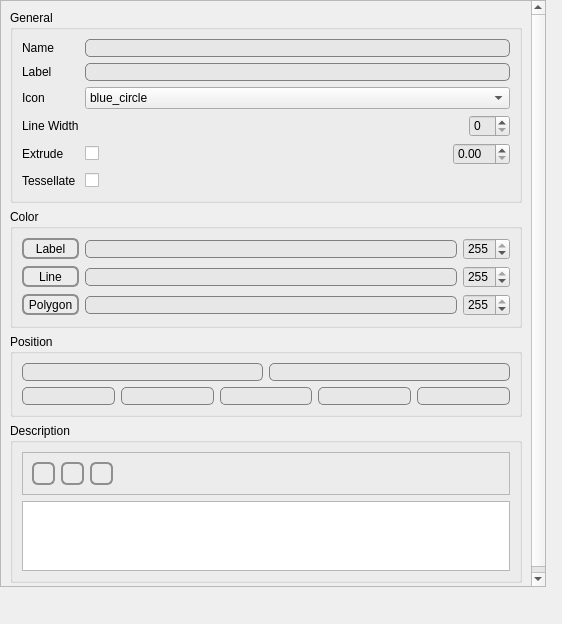
The window that ui/kmldialog.ui (epifanio/planetsasha) describes before a commit, drawn with Qt 5.
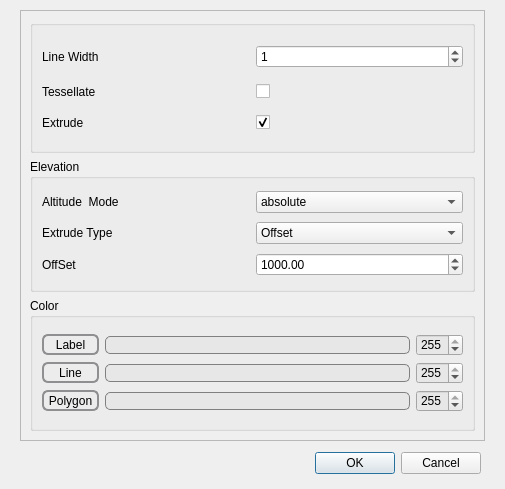
The same window after the commit. Icons and pictures are not drawn.

Commit message: updated color values to show in planet

```diff
--- a/ui/kmldialog.ui
+++ b/ui/kmldialog.ui
@@ -6,8 +6,8 @@
    <rect>
     <x>0</x>
     <y>0</y>
-    <width>562</width>
-    <height>624</height>
+    <width>505</width>
+    <height>489</height>
    </rect>
   </property>
   <property name="windowTitle">
@@ -16,10 +16,10 @@
   <widget class="QScrollArea" name="scrollArea">
    <property name="geometry">
     <rect>
-     <x>0</x>
-     <y>0</y>
-     <width>546</width>
-     <height>587</height>
+     <x>20</x>
+     <y>10</y>
+     <width>465</width>
+     <height>431</height>
     </rect>
    </property>
    <property name="widgetResizable">
@@ -30,70 +30,90 @@
      <rect>
       <x>0</x>
       <y>0</y>
-      <width>528</width>
-      <height>642</height>
+      <width>463</width>
+      <height>429</height>
      </rect>
     </property>
     <layout class="QVBoxLayout" name="verticalLayout_2">
      <item>
       <widget class="QGroupBox" name="KmlGeneralgroupBox">
        <property name="title">
-        <string>General</string>
+        <string/>
        </property>
-       <layout class="QVBoxLayout" name="verticalLayout_4">
-        <item>
-         <layout class="QGridLayout" name="gridLayout">
-          <item row="0" column="0">
-           <widget class="QLabel" name="label">
+       <layout class="QGridLayout" name="gridLayout_27">
+        <item row="1" column="1">
+         <widget class="QSpinBox" name="LineWidth">
+          <property name="value">
+           <number>1</number>
+          </property>
+         </widget>
+        </item>
+        <item row="3" column="0">
+         <widget class="QLabel" name="Extrudelabel">
+          <property name="text">
+           <string>Extrude</string>
+          </property>
+         </widget>
+        </item>
+        <item row="2" column="1">
+         <widget class="QCheckBox" name="Tessellate">
+          <property name="layoutDirection">
+           <enum>Qt::LeftToRight</enum>
+          </property>
+          <property name="text">
+           <string/>
+          </property>
+         </widget>
+        </item>
+        <item row="1" column="0">
+         <widget class="QLabel" name="LineWidthlabel">
+          <property name="text">
+           <string>Line Width</string>
+          </property>
+         </widget>
+        </item>
+        <item row="3" column="1">
+         <widget class="QCheckBox" name="Extrude">
+          <property name="text">
+           <string/>
+          </property>
+          <property name="checked">
+           <bool>true</bool>
+          </property>
+         </widget>
+        </item>
+        <item row="2" column="0">
+         <widget class="QLabel" name="Tessellatelabel">
+          <property name="text">
+           <string>Tessellate</string>
+          </property>
+         </widget>
+        </item>
+       </layout>
+      </widget>
+     </item>
+     <item>
+      <widget class="QGroupBox" name="KmlElevationgroupBox">
+       <property name="title">
+        <string>Elevation</string>
+       </property>
+       <layout class="QGridLayout" name="gridLayout_28">
+        <item row="3" column="0">
+         <layout class="QHBoxLayout" name="horizontalLayout_10">
+          <item>
+           <widget class="QLabel" name="Heightlabel">
             <property name="text">
-             <string>Name</string>
+             <string>Extrude Type</string>
             </property>
            </widget>
           </item>
-          <item row="0" column="1">
-           <widget class="QLineEdit" name="kmlname">
-            <property name="styleSheet">
-             <string notr="true">QLineEdit {
-     border: 1px solid gray;
-     border-radius: 5px;
-     padding: 0 8px;
-     background: rgb(231, 231, 231);
- }
-</string>
+          <item>
+           <widget class="QComboBox" name="ExtrudeType">
+            <property name="editable">
+             <bool>false</bool>
             </property>
-           </widget>
-          </item>
-          <item row="1" column="0">
-           <widget class="QLabel" name="label_2">
-            <property name="text">
-             <string>Label</string>
-            </property>
-           </widget>
-          </item>
-          <item row="1" column="1">
-           <widget class="QLineEdit" name="kmllabel">
-            <property name="styleSheet">
-             <string notr="true">QLineEdit {
-     border: 1px solid gray;
-     border-radius: 5px;
-     padding: 0 8px;
-     background: rgb(231, 231, 231);
- }
-</string>
-            </property>
-           </widget>
-          </item>
-          <item row="2" column="0">
-           <widget class="QLabel" name="Iconlabel">
-            <property name="text">
-             <string>Icon</string>
-            </property>
-           </widget>
-          </item>
-          <item row="2" column="1">
-           <widget class="QComboBox" name="SelectIcon">
             <property name="currentIndex">
-             <number>1</number>
+             <number>3</number>
             </property>
             <item>
              <property name="text">
@@ -102,7 +122,7 @@
             </item>
             <item>
              <property name="text">
-              <string>blue_circle</string>
+              <string>2D</string>
              </property>
              <property name="icon">
               <iconset>
@@ -120,7 +140,7 @@
             </item>
             <item>
              <property name="text">
-              <string>red_circle</string>
+              <string>Offset</string>
              </property>
              <property name="icon">
               <iconset>
@@ -138,108 +158,64 @@
             </item>
            </widget>
           </item>
-          <item row="3" column="0">
-           <widget class="QLabel" name="LineWidthlabel">
+         </layout>
+        </item>
+        <item row="1" column="0">
+         <layout class="QHBoxLayout" name="horizontalLayout_11">
+          <item>
+           <widget class="QLabel" name="AltitudeModelabel">
             <property name="text">
-             <string>Line Width</string>
+             <string>Altitude  Mode</string>
             </property>
            </widget>
           </item>
-          <item row="3" column="1">
-           <layout class="QHBoxLayout" name="horizontalLayout_9">
+          <item>
+           <widget class="QComboBox" name="AltitudeMode">
+            <property name="currentIndex">
+             <number>3</number>
+            </property>
             <item>
-             <spacer name="horizontalSpacer_5">
-              <property name="orientation">
-               <enum>Qt::Horizontal</enum>
-              </property>
-              <property name="sizeHint" stdset="0">
-               <size>
-                <width>40</width>
-                <height>20</height>
-               </size>
-              </property>
-             </spacer>
+             <property name="text">
+              <string/>
+             </property>
             </item>
             <item>
-             <widget class="QSpinBox" name="LineWidth">
-              <property name="styleSheet">
-               <string notr="true">background-color: rgb(231, 231, 231);</string>
-              </property>
-             </widget>
+             <property name="text">
+              <string>clampToGround</string>
+             </property>
             </item>
-           </layout>
-          </item>
-          <item row="4" column="0">
-           <widget class="QLabel" name="Extrudelabel">
-            <property name="text">
-             <string>Extrude</string>
-            </property>
-           </widget>
-          </item>
-          <item row="4" column="1">
-           <layout class="QHBoxLayout" name="horizontalLayout_4">
             <item>
-             <widget class="QCheckBox" name="Extrude">
-              <property name="text">
-               <string/>
-              </property>
-             </widget>
+             <property name="text">
+              <string>relativeToGround</string>
+             </property>
             </item>
             <item>
-             <spacer name="horizontalSpacer_13">
-              <property name="orientation">
-               <enum>Qt::Horizontal</enum>
-              </property>
-              <property name="sizeHint" stdset="0">
-               <size>
-                <width>40</width>
-                <height>20</height>
-               </size>
-              </property>
-             </spacer>
+             <property name="text">
+              <string>absolute</string>
+             </property>
             </item>
-            <item>
-             <widget class="QDoubleSpinBox" name="Offset">
-              <property name="styleSheet">
-               <string notr="true">background-color: rgb(231, 231, 231);</string>
-              </property>
-             </widget>
-            </item>
-           </layout>
+           </widget>
           </item>
-          <item row="5" column="0">
-           <widget class="QLabel" name="Tessellatelabel">
+         </layout>
+        </item>
+        <item row="6" column="0">
+         <layout class="QHBoxLayout" name="horizontalLayout_8">
+          <item>
+           <widget class="QLabel" name="Offsetlabel">
             <property name="text">
-             <string>Tessellate</string>
+             <string>OffSet</string>
             </property>
            </widget>
           </item>
-          <item row="5" column="1">
-           <layout class="QHBoxLayout" name="horizontalLayout_6">
-            <item>
-             <widget class="QCheckBox" name="Tessellate">
-              <property name="layoutDirection">
-               <enum>Qt::LeftToRight</enum>
-              </property>
-              <property name="text">
-               <string/>
-              </property>
-             </widget>
-            </item>
-            <item>
-             <spacer name="horizontalSpacer_10">
-              <property name="orientation">
-               <enum>Qt::Horizontal</enum>
-              </property>
-              <property name="sizeHint" stdset="0">
-               <size>
-                <width>40</width>
-                <height>20</height>
-               </size>
-              </property>
-             </spacer>
-            </item>
-           </layout>
+          <item>
+           <widget class="QDoubleSpinBox" name="Offset">
+            <property name="maximum">
+             <double>20000000.000000000000000</double>
+            </property>
+            <property name="value">
+             <double>1000.000000000000000</double>
+            </property>
+           </widget>
           </item>
          </layout>
         </item>
@@ -523,304 +499,25 @@
        </layout>
       </widget>
      </item>
-     <item>
-      <widget class="QGroupBox" name="groupBox">
-       <property name="title">
-        <string>Position</string>
-       </property>
-       <layout class="QGridLayout" name="gridLayout_2">
-        <item row="0" column="0">
-         <layout class="QHBoxLayout" name="horizontalLayout_3">
-          <item>
-           <widget class="QLineEdit" name="longitude">
-            <property name="styleSheet">
-             <string notr="true">QLineEdit {
-     border: 1px solid gray;
-     border-radius: 5px;
-     padding: 0 8px;
-     background: rgb(231, 231, 231);
- }
-</string>
-            </property>
-           </widget>
-          </item>
-          <item>
-           <widget class="QLineEdit" name="latitude">
-            <property name="styleSheet">
-             <string notr="true">QLineEdit {
-     border: 1px solid gray;
-     border-radius: 5px;
-     padding: 0 8px;
-     background: rgb(231, 231, 231);
- }
-</string>
-            </property>
-           </widget>
-          </item>
-         </layout>
-        </item>
-        <item row="1" column="0">
-         <layout class="QHBoxLayout" name="horizontalLayout_5">
-          <item>
-           <widget class="QLineEdit" name="Zoom">
-            <property name="styleSheet">
-             <string notr="true">QLineEdit {
-     border: 1px solid gray;
-     border-radius: 5px;
-     padding: 0 8px;
-     background: rgb(231, 231, 231);
- }
-</string>
-            </property>
-           </widget>
-          </item>
-          <item>
-           <widget class="QLineEdit" name="Range">
-            <property name="styleSheet">
-             <string notr="true">QLineEdit {
-     border: 1px solid gray;
-     border-radius: 5px;
-     padding: 0 8px;
-     background: rgb(231, 231, 231);
- }
-</string>
-            </property>
-           </widget>
-          </item>
-          <item>
-           <widget class="QLineEdit" name="Roll">
-            <property name="styleSheet">
-             <string notr="true">QLineEdit {
-     border: 1px solid gray;
-     border-radius: 5px;
-     padding: 0 8px;
-     background: rgb(231, 231, 231);
- }
-</string>
-            </property>
-           </widget>
-          </item>
-          <item>
-           <widget class="QLineEdit" name="Pitch">
-            <property name="styleSheet">
-             <string notr="true">QLineEdit {
-     border: 1px solid gray;
-     border-radius: 5px;
-     padding: 0 8px;
-     background: rgb(231, 231, 231);
- }
-</string>
-            </property>
-           </widget>
-          </item>
-          <item>
-           <widget class="QLineEdit" name="Head">
-            <property name="styleSheet">
-             <string notr="true">QLineEdit {
-     border: 1px solid gray;
-     border-radius: 5px;
-     padding: 0 8px;
-     background: rgb(231, 231, 231);
- }
-</string>
-            </property>
-           </widget>
-          </item>
-         </layout>
-        </item>
-       </layout>
-      </widget>
-     </item>
-     <item>
-      <widget class="QGroupBox" name="groupBox_2">
-       <property name="title">
-        <string>Description</string>
-       </property>
-       <layout class="QVBoxLayout" name="verticalLayout">
-        <item>
-         <widget class="QFrame" name="frame">
-          <property name="frameShape">
-           <enum>QFrame::StyledPanel</enum>
-          </property>
-          <property name="frameShadow">
-           <enum>QFrame::Raised</enum>
-          </property>
-          <layout class="QGridLayout" name="gridLayout_4">
-           <item row="0" column="0">
-            <widget class="QToolButton" name="addlink">
-             <property name="styleSheet">
-              <string notr="true"> QToolButton { /* all types of tool button */
-     border: 2px solid #8f8f91;
-     border-radius: 6px;
-     background-color: qlineargradient(x1: 0, y1: 0, x2: 0, y2: 1,
-                                       stop: 0 #f6f7fa, stop: 1 #dadbde);
- }
-
- QToolButton[popupMode=&quot;1&quot;] { /* only for MenuButtonPopup */
-     padding-right: 20px; /* make way for the popup button */
- }
-
- QToolButton:pressed {
-     background-color: qlineargradient(x1: 0, y1: 0, x2: 0, y2: 1,
-                                       stop: 0 #dadbde, stop: 1 #f6f7fa);
- }
-
- QToolButton:checked {
-     background-color: qlineargradient(x1: 0, y1: 0, x2: 0, y2: 1,
-                                       stop: 0 white, stop: 1 blue);
- }
-
- /* the subcontrols below are used only in the MenuButtonPopup mode */
- QToolButton::menu-button {
-     border: 2px solid gray;
-     border-top-right-radius: 6px;
-     border-bottom-right-radius: 6px;
-     /* 16px width + 4px for border = 20px allocated above */
-     width: 16px;
- }
-
- QToolButton::menu-arrow {
-     image: url(downarrow.png);
- }
-
- QToolButton::menu-arrow:open {
-     top: 1px; left: 1px; /* shift it a bit */
- }</string>
-             </property>
-             <property name="text">
-              <string/>
-             </property>
-             <property name="icon">
-              <iconset>
-               <normaloff>:/icons/firefox_logo.png</normaloff>:/icons/firefox_logo.png</iconset>
-             </property>
-            </widget>
-           </item>
-           <item row="0" column="1">
-            <widget class="QToolButton" name="addimage">
-             <property name="styleSheet">
-              <string notr="true"> QToolButton { /* all types of tool button */
-     border: 2px solid #8f8f91;
-     border-radius: 6px;
-     background-color: qlineargradient(x1: 0, y1: 0, x2: 0, y2: 1,
-                                       stop: 0 #f6f7fa, stop: 1 #dadbde);
- }
-
- QToolButton[popupMode=&quot;1&quot;] { /* only for MenuButtonPopup */
-     padding-right: 20px; /* make way for the popup button */
- }
-
- QToolButton:pressed {
-     background-color: qlineargradient(x1: 0, y1: 0, x2: 0, y2: 1,
-                                       stop: 0 #dadbde, stop: 1 #f6f7fa);
- }
-
- QToolButton:checked {
-     background-color: qlineargradient(x1: 0, y1: 0, x2: 0, y2: 1,
-                                       stop: 0 white, stop: 1 blue);
- }
-
- /* the subcontrols below are used only in the MenuButtonPopup mode */
- QToolButton::menu-button {
-     border: 2px solid gray;
-     border-top-right-radius: 6px;
-     border-bottom-right-radius: 6px;
-     /* 16px width + 4px for border = 20px allocated above */
-     width: 16px;
- }
-
- QToolButton::menu-arrow {
-     image: url(downarrow.png);
- }
-
- QToolButton::menu-arrow:open {
-     top: 1px; left: 1px; /* shift it a bit */
- }</string>
-             </property>
-             <property name="text">
-              <string/>
-             </property>
-             <property name="icon">
-              <iconset>
-               <normaloff>:/icons/gimp.png</normaloff>:/icons/gimp.png</iconset>
-             </property>
-            </widget>
-           </item>
-           <item row="0" column="3">
-            <spacer name="horizontalSpacer">
-             <property name="orientation">
-              <enum>Qt::Horizontal</enum>
-             </property>
-             <property name="sizeHint" stdset="0">
-              <size>
-               <width>40</width>
-               <height>20</height>
-              </size>
-             </property>
-            </spacer>
-           </item>
-           <item row="0" column="2">
-            <widget class="QToolButton" name="clean">
-             <property name="styleSheet">
-              <string notr="true"> QToolButton { /* all types of tool button */
-     border: 2px solid #8f8f91;
-     border-radius: 6px;
-     background-color: qlineargradient(x1: 0, y1: 0, x2: 0, y2: 1,
-                                       stop: 0 #f6f7fa, stop: 1 #dadbde);
- }
-
- QToolButton[popupMode=&quot;1&quot;] { /* only for MenuButtonPopup */
-     padding-right: 20px; /* make way for the popup button */
- }
-
- QToolButton:pressed {
-     background-color: qlineargradient(x1: 0, y1: 0, x2: 0, y2: 1,
-                                       stop: 0 #dadbde, stop: 1 #f6f7fa);
- }
-
- QToolButton:checked {
-     background-color: qlineargradient(x1: 0, y1: 0, x2: 0, y2: 1,
-                                       stop: 0 white, stop: 1 blue);
- }
-
- /* the subcontrols below are used only in the MenuButtonPopup mode */
- QToolButton::menu-button {
-     border: 2px solid gray;
-     border-top-right-radius: 6px;
-     border-bottom-right-radius: 6px;
-     /* 16px width + 4px for border = 20px allocated above */
-     width: 16px;
- }
-
- QToolButton::menu-arrow {
-     image: url(downarrow.png);
- }
-
- QToolButton::menu-arrow:open {
-     top: 1px; left: 1px; /* shift it a bit */
- }</string>
-             </property>
-             <property name="text">
-              <string/>
-             </property>
-             <property name="icon">
-              <iconset>
-               <normaloff>:/icons/mActionDraw.png</normaloff>:/icons/mActionDraw.png</iconset>
-             </property>
-            </widget>
-           </item>
-          </layout>
-         </widget>
-        </item>
-        <item>
-         <widget class="QTextEdit" name="description"/>
-        </item>
-       </layout>
-      </widget>
-     </item>
     </layout>
    </widget>
   </widget>
+  <widget class="QDialogButtonBox" name="buttonBox">
+   <property name="geometry">
+    <rect>
+     <x>310</x>
+     <y>450</y>
+     <width>176</width>
+     <height>27</height>
+    </rect>
+   </property>
+   <property name="standardButtons">
+    <set>QDialogButtonBox::Cancel|QDialogButtonBox::Ok</set>
+   </property>
+   <property name="centerButtons">
+    <bool>true</bool>
+   </property>
+  </widget>
  </widget>
  <resources/>
  <connections/>
```
Left out of the diff: 22 changed lines with no effect on the pictures. The commit also changes 8 other files.
